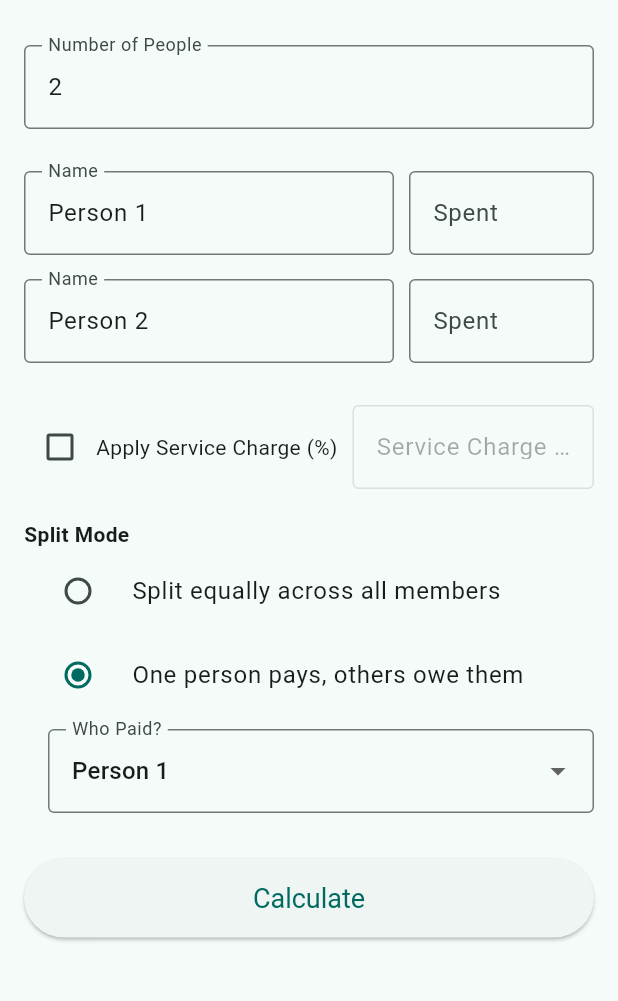
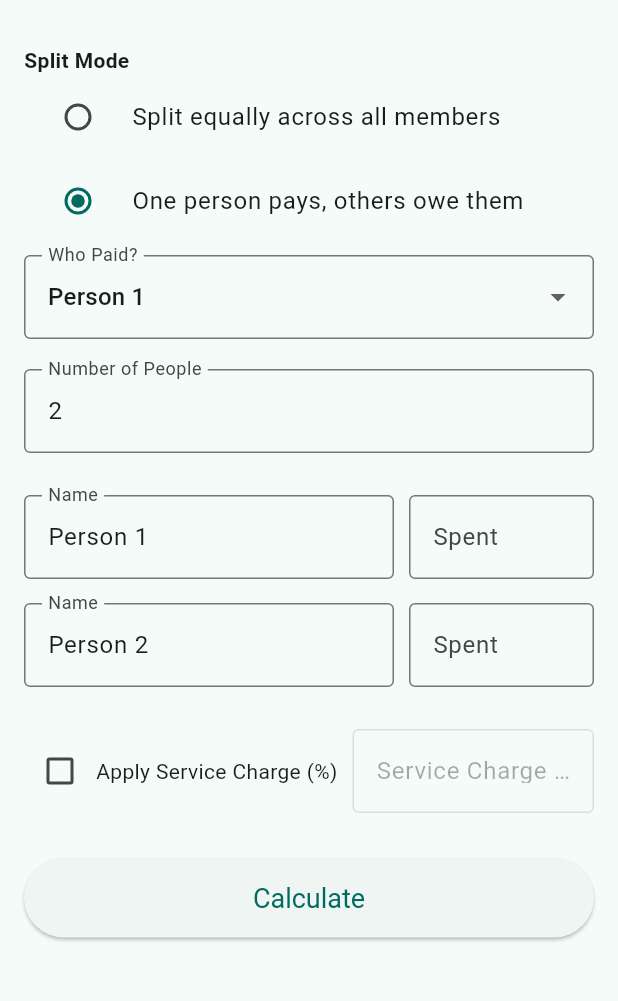
Before and after one commit to DEBCAF/SplitTrack, a Flutter app: the screen it shows after launch, after a tap on "One person pays, others owe them", on a phone screen of 412 x 824 dp, the part 63-1064 px from its top. Run offline on Flutter 3.47's test engine with Material 3 defaults, Android fonts, the phone set to English and light mode, and no system bars.

Commit message:
bug fixes

```diff
--- a/lib/pages/home_page.dart
+++ b/lib/pages/home_page.dart
@@ -177,15 +177,7 @@ class _HomePageState extends State<HomePage> {
           child: Column(
             crossAxisAlignment: CrossAxisAlignment.stretch,
             children: [
-              _buildPeopleCountInput(),
-              const SizedBox(height: 20),
-              if (_splitMode == SplitMode.equally)
-                _buildTotalAmountInput()
-              else
-                ..._buildPersonTiles(),
-              const SizedBox(height: 20),
-              _buildServiceChargeInput(),
-              const SizedBox(height: 20),
+              // Move SplitModeSelector to the top
               SplitModeSelector(
                 splitMode: _splitMode,
                 onChanged: _onSplitModeChanged,
@@ -197,6 +189,15 @@ class _HomePageState extends State<HomePage> {
                   }
                 },
               ),
+              const SizedBox(height: 20),
+              _buildPeopleCountInput(),
+              const SizedBox(height: 20),
+              if (_splitMode == SplitMode.equally)
+                _buildTotalAmountInput()
+              else
+                ..._buildPersonTiles(),
+              const SizedBox(height: 20),
+              _buildServiceChargeInput(),
               const SizedBox(height: 30),
               ElevatedButton(
                 onPressed: _calculate,
@@ -217,7 +218,17 @@ class _HomePageState extends State<HomePage> {
     return Column(
       crossAxisAlignment: CrossAxisAlignment.start,
       children: [
-        TextField(
+        Focus(
+          onFocusChange: (hasFocus) {
+            if (hasFocus && _numPeopleController.text == '2') {
+              _numPeopleController.clear();
+            }
+            if (!hasFocus && _numPeopleController.text.isEmpty) {
+              _numPeopleController.text = '2';
+              _updatePeopleList(2);
+            }
+          },
+          child: TextField(
             controller: _numPeopleController,
             decoration: InputDecoration(
               labelText: 'Number of People',
@@ -232,6 +243,7 @@ class _HomePageState extends State<HomePage> {
                 _updatePeopleList(count);
               }
             },
+          ),
         ),
       ],
     );
--- a/lib/widgets/person_input_tile.dart
+++ b/lib/widgets/person_input_tile.dart
@@ -82,6 +82,8 @@ class _PersonInputTileState extends State<PersonInputTile> {
               errorText: widget.nameError,
             ),
             onChanged: widget.onNameChanged,
+            maxLength: 20,
+            buildCounter: (context, {required int currentLength, required bool isFocused, required int? maxLength}) => null,
           ),
         ),
         const SizedBox(width: 10),
--- a/lib/widgets/split_mode_selector.dart
+++ b/lib/widgets/split_mode_selector.dart
@@ -38,7 +38,7 @@ class SplitModeSelector extends StatelessWidget {
         ),
         if (splitMode == SplitMode.onePays)
           Padding(
-            padding: const EdgeInsets.only(left: 16.0, top: 8.0),
+            padding: const EdgeInsets.only(top: 8.0),
             child: DropdownButtonFormField<int>(
               value: payerIndex,
               decoration: const InputDecoration(
```
Also changed, not shown: 1 other file. Lines whose indentation alone changed are shown as unchanged.
